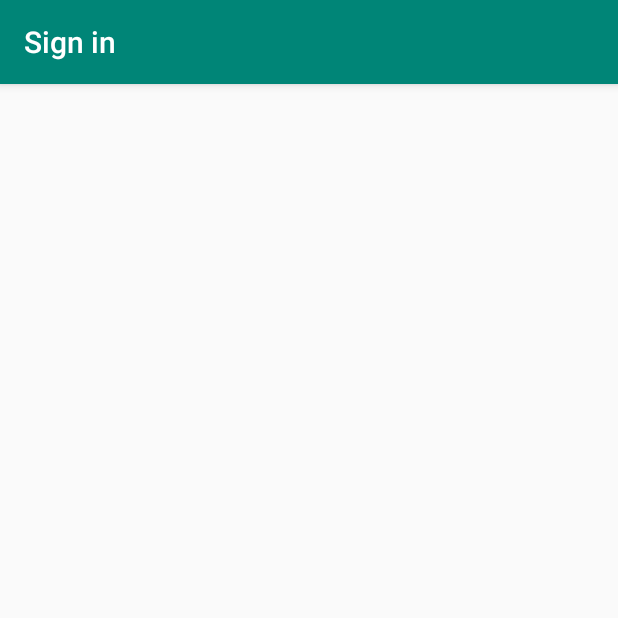
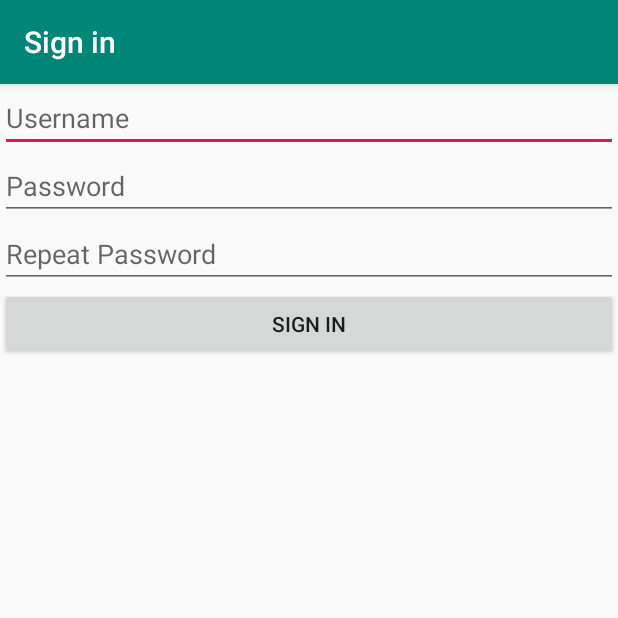
Before and after one commit to argot42/Uguu-Uploader, an Android app: the screen it shows after launch (SignInActivity), after a tap on "Sign in", on a phone screen of 412 x 824 dp, the top half of it. Run offline under Robolectric (Android 15) with nearby library versions, the phone set to English and light mode, and no system bars; our stand-ins replace Room's generated code.

Commit message:
Add user

```diff
--- a/app/src/main/AndroidManifest.xml
+++ b/app/src/main/AndroidManifest.xml
@@ -10,8 +10,7 @@
         android:supportsRtl="true"
         android:theme="@style/AppTheme">
         <activity
-            android:name=".LoginActivity"
-            android:label="@string/loginTitle">
+            android:name=".LoginActivity">
             <intent-filter>
                 <action android:name="android.intent.action.MAIN" />
 
--- a/app/src/main/java/com/example/uguu_uploader/LoginActivity.java
+++ b/app/src/main/java/com/example/uguu_uploader/LoginActivity.java
@@ -6,8 +6,11 @@ import android.os.Bundle;
 import android.view.View;
 import android.widget.Button;
 import android.widget.TextView;
+import android.widget.Toast;
 
 public class LoginActivity extends AppCompatActivity {
+
+    private static int NEWUSER = 0;
 
     @Override
     protected void onCreate(Bundle savedInstanceState) {
@@ -30,8 +33,18 @@ public class LoginActivity extends AppCompatActivity {
             @Override
             public void onClick(View v) {
                 Intent i = new Intent(LoginActivity.this, SignInActivity.class);
-                startActivity(i);
+                startActivityForResult(i, NEWUSER);
             }
         });
     }
+
+    @Override
+    protected void onActivityResult(int requestCode, int resultCode, Intent data) {
+        if (requestCode == NEWUSER) {
+            if (resultCode == RESULT_OK) {
+                final String username = data.getExtras().getString("username");
+                Toast.makeText(LoginActivity.this, username + " created!", Toast.LENGTH_LONG).show();
+            }
+        }
+    }
 }
--- /dev/null
+++ b/app/src/main/java/com/example/uguu_uploader/dao/UguuDatabase.java
@@ -0,0 +1,32 @@
+package com.example.uguu_uploader.dao;
+
+import android.arch.persistence.room.Database;
+import android.arch.persistence.room.Room;
+import android.arch.persistence.room.RoomDatabase;
+import android.content.Context;
+
+import com.example.uguu_uploader.model.User;
+
+@Database(entities = {User.class}, version = 3, exportSchema = false)
+public abstract class UguuDatabase extends RoomDatabase {
+
+    public abstract UserDao userDao();
+
+    private static volatile UguuDatabase INSTANCE;
+
+    public static UguuDatabase getDatabase(final Context context) {
+        if (INSTANCE == null) {
+            synchronized (UguuDatabase.class) {
+                if (INSTANCE == null) {
+                    INSTANCE = Room.databaseBuilder(
+                            context.getApplicationContext(),
+                            UguuDatabase.class,
+                            "uguu_database")
+                            .fallbackToDestructiveMigration()
+                            .build();
+                }
+            }
+        }
+        return INSTANCE;
+    }
+}
--- /dev/null
+++ b/app/src/main/java/com/example/uguu_uploader/dao/UserDao.java
@@ -0,0 +1,28 @@
+package com.example.uguu_uploader.dao;
+
+import android.arch.persistence.room.Dao;
+import android.arch.persistence.room.Delete;
+import android.arch.persistence.room.Insert;
+import android.arch.persistence.room.Query;
+
+import com.example.uguu_uploader.model.User;
+
+import java.util.List;
+
+@Dao
+public interface UserDao {
+    @Query("SELECT * FROM User")
+    List<User> getAll();
+
+    @Query("SELECT * FROM User WHERE username = :username")
+    User getByUsername(String username);
+
+    @Query("SELECT * FROM User WHERE id = :id")
+    User getById(long id);
+
+    @Insert
+    long insert(User u);
+
+    @Delete
+    void delete(User u);
+}
--- a/app/src/main/res/layout/activity_sign_in.xml
+++ b/app/src/main/res/layout/activity_sign_in.xml
@@ -1,9 +1,42 @@
 <?xml version="1.0" encoding="utf-8"?>
-<android.support.constraint.ConstraintLayout xmlns:android="http://schemas.android.com/apk/res/android"
+<LinearLayout xmlns:android="http://schemas.android.com/apk/res/android"
     xmlns:app="http://schemas.android.com/apk/res-auto"
     xmlns:tools="http://schemas.android.com/tools"
     android:layout_width="match_parent"
     android:layout_height="match_parent"
+    android:orientation="vertical"
     tools:context=".SignInActivity">
 
-</android.support.constraint.ConstraintLayout>
+    <EditText
+        android:id="@+id/edtSignInUsername"
+        android:layout_width="match_parent"
+        android:layout_height="wrap_content"
+        android:ems="10"
+        android:hint="@string/edtSignInUsername"
+        android:inputType="textPersonName"
+        android:selectAllOnFocus="true" />
+
+    <EditText
+        android:id="@+id/edtSignInPassword"
+        android:layout_width="match_parent"
+        android:layout_height="wrap_content"
+        android:ems="10"
+        android:hint="@string/edtSignInPassword"
+        android:inputType="textPassword"
+        android:selectAllOnFocus="true" />
+
+    <EditText
+        android:id="@+id/edtSignInRepeat"
+        android:layout_width="match_parent"
+        android:layout_height="wrap_content"
+        android:ems="10"
+        android:hint="@string/edtSignInRepeat"
+        android:inputType="textPassword"
+        android:selectAllOnFocus="true" />
+
+    <Button
+        android:id="@+id/btnSignIn"
+        android:layout_width="match_parent"
+        android:layout_height="wrap_content"
+        android:text="@string/btnSignIn" />
+</LinearLayout>
--- a/app/src/main/res/values/strings.xml
+++ b/app/src/main/res/values/strings.xml
@@ -3,7 +3,6 @@
     <string name="app_name">Uguu Uploader</string>
 
     <!-- Login Activity -->
-    <string name="loginTitle">Login!</string>
     <string name="edtLoginUsername">Username</string>
     <string name="edtLoginPassword">Password</string>
     <string name="btnLogin">Log in</string>
@@ -15,4 +14,8 @@
 
     <!-- Sign in Activity -->
     <string name="signinTitle">Sign in</string>
+    <string name="edtSignInUsername">Username</string>
+    <string name="edtSignInPassword">Password</string>
+    <string name="edtSignInRepeat">Repeat Password</string>
+    <string name="btnSignIn">Sign In</string>
 </resources>
```
Also changed, not shown: app/build.gradle (+10 -0 lines), app/src/main/java/com/example/uguu_uploader/SignInActivity.java (+91 -0 lines), app/src/main/java/com/example/uguu_uploader/model/User.java (added, +46 -0 lines).
